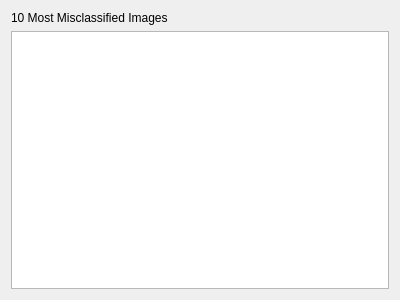
Old version of the form staticlist.ui in the repository Joensw/RCAIT.
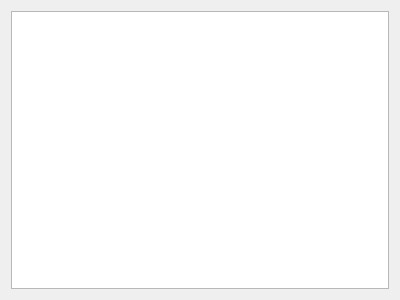
New version of the form.

Commit message: Überarbeiteter Results Tab

What changed in the file:
```diff
--- a/staticlist.ui
+++ b/staticlist.ui
@@ -14,13 +14,6 @@
    <string>Form</string>
   </property>
   <layout class="QVBoxLayout" name="verticalLayout">
-   <item>
-    <widget class="QLabel" name="label">
-     <property name="text">
-      <string>10 Most Misclassified Images</string>
-     </property>
-    </widget>
-   </item>
    <item>
     <widget class="QListWidget" name="listWidget"/>
    </item>
```
The commit also changes 7 other files.
